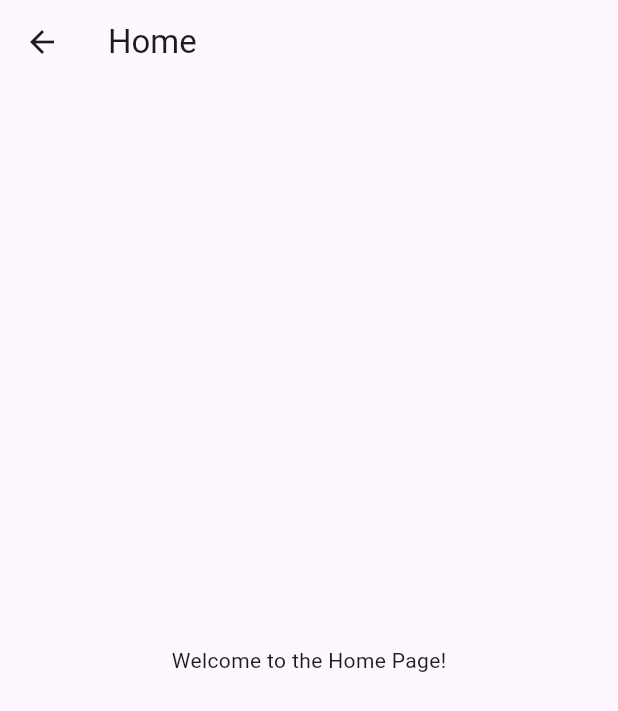
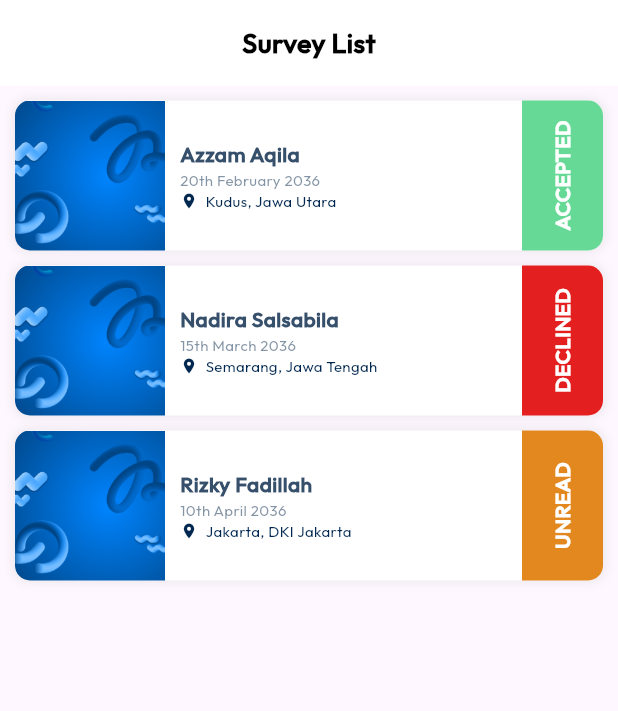
Before and after one commit to ITDEVKSPUK/loan-application-, a Flutter app: the Home screen opened directly, on a phone screen of 412 x 824 dp. Shown: the top 711 px of the screen. Run offline on Flutter 3.47's test engine with Material 3 defaults, Android fonts, the phone set to English and light mode, and no system bars; our stand-ins replace get.

Commit message:
feat [ZE] : survey box

```diff
--- a/lib/main.dart
+++ b/lib/main.dart
@@ -15,7 +15,7 @@ class MyApp extends StatelessWidget {
   Widget build(BuildContext context) {
     return GetMaterialApp(
       debugShowCheckedModeBanner: false,
-      initialRoute: MyAppRoutes.splashScreen,
+      initialRoute: MyAppRoutes.homeScreen,
       getPages: MyAppPage.pages,
     );
   }
--- a/lib/splash_screen.dart
+++ b/lib/splash_screen.dart
@@ -25,7 +25,7 @@ class _SplashScreenState extends State<SplashScreen> {
         fit: StackFit.expand,
         children: [
           Image.asset(
-            'assets/images/bckrnd.png',
+            'assets/images/bg.png',
             fit: BoxFit.cover,
           ),
           Container(
--- a/lib/utils/routes/my_app_page.dart
+++ b/lib/utils/routes/my_app_page.dart
@@ -2,11 +2,13 @@ import 'package:get/get.dart';
 import 'package:loan_apllication/splash_screen.dart';
 import 'package:loan_apllication/utils/routes/my_app_route.dart';
 import 'package:loan_apllication/views/Login/loginScreen.dart';
+import 'package:loan_apllication/views/admin/Home/home.dart';
 
 class MyAppPage {
   static final List<GetPage> pages = [
     //GetPage(name: name, page: page)
     GetPage(name: MyAppRoutes.splashScreen, page: () => SplashScreen()),
     GetPage(name: MyAppRoutes.loginScreen, page: () => LoginScreen()),
+    GetPage(name: MyAppRoutes.homeScreen, page: () => Home()),
   ];
 }
--- a/lib/views/Login/loginScreen.dart
+++ b/lib/views/Login/loginScreen.dart
@@ -15,7 +15,7 @@ class LoginScreen extends StatelessWidget {
     return Container(
       decoration: BoxDecoration(
         image: DecorationImage(
-          image: AssetImage("assets/images/bckrnd.png"),
+          image: AssetImage("assets/images/bg.png"),
           fit: BoxFit.cover,
         ),
       ),
--- a/lib/views/admin/Home/home.dart
+++ b/lib/views/admin/Home/home.dart
@@ -1,4 +1,5 @@
 import 'package:flutter/material.dart';
+import 'package:loan_apllication/widgets/survey_box.dart';
 
 class Home extends StatefulWidget {
   @override
@@ -6,15 +7,83 @@ class Home extends StatefulWidget {
 }
 
 class _HomeState extends State<Home> {
+  final List<Map<String, String>> surveyList = [
+    {
+      'name': 'Azzam Aqila',
+      'date': '20th February 2036',
+      'location': 'Kudus, Jawa Utara',
+      'status': 'ACCEPTED',
+      'image': 'assets/images/bg.png',
+    },
+    {
+      'name': 'Nadira Salsabila',
+      'date': '15th March 2036',
+      'location': 'Semarang, Jawa Tengah',
+      'status': 'DECLINED',
+      'image': 'assets/images/bg.png',
+    },
+    {
+      'name': 'Rizky Fadillah',
+      'date': '10th April 2036',
+      'location': 'Jakarta, DKI Jakarta',
+      'status': 'UNREAD',
+      'image': 'assets/images/bg.png',
+    },
+  ];
+
   @override
   Widget build(BuildContext context) {
     return Scaffold(
-      appBar: AppBar(
-        title: Text('Home'),
-      ),
-      body: Center(
-        child: Text('Welcome to the Home Page!'),
+      body: Column(
+        children: [
+          Container(
+            width: double.infinity,
+            height: 57,
+            decoration: BoxDecoration(color: Colors.white),
+            child: Center(
+              child: Text(
+                'Survey List',
+                style: TextStyle(
+                  color: Colors.black,
+                  fontSize: 18,
+                  fontFamily: 'Outfit',
+                  fontWeight: FontWeight.w700,
+                ),
+              ),
+            ),
+          ),
+          Expanded(
+            child: ListView.builder(
+              padding: EdgeInsets.all(10),
+              itemCount: surveyList.length,
+              itemBuilder: (context, index) {
+                final item = surveyList[index];
+                return SurveyBox(
+                  name: item['name']!,
+                  date: item['date']!,
+                  location: item['location']!,
+                  status: item['status']!,
+                  image: item['image']!,
+                  statusColor: getStatusColor(item['status']!),
+                );
+              },
+            ),
+          ),
+        ],
       ),
     );
   }
+
+  Color getStatusColor(String status) {
+    switch (status) {
+      case 'ACCEPTED':
+        return Color.fromRGBO(102, 217, 150, 1);
+      case 'DECLINED':
+        return Color.fromRGBO(227, 31, 31, 1);
+      case 'UNREAD':
+        return Color.fromRGBO(227, 135, 31, 1);
+      default:
+        return Colors.grey;
+    }
+  }
 }
--- /dev/null
+++ b/lib/widgets/survey_box.dart
@@ -0,0 +1,128 @@
+import 'package:flutter/material.dart';
+
+class SurveyBox extends StatelessWidget {
+  final String name;
+  final String date;
+  final String location;
+  final String status;
+  final String image;
+  final Color statusColor; // Tambahkan parameter statusColor
+
+  const SurveyBox({
+    Key? key,
+    required this.name,
+    required this.date,
+    required this.location,
+    required this.status,
+    required this.image,
+    required this.statusColor, // Wajib diisi
+  }) : super(key: key);
+
+  @override
+  Widget build(BuildContext context) {
+    return Container(
+      margin: EdgeInsets.only(bottom: 10),
+      decoration: BoxDecoration(
+        color: Colors.white,
+        borderRadius: BorderRadius.circular(10),
+        boxShadow: [
+          BoxShadow(
+            color: Colors.grey.withOpacity(0.2),
+            blurRadius: 5,
+            spreadRadius: 1,
+          ),
+        ],
+      ),
+      child: Row(
+        children: [
+          Container(
+            width: 100,
+            height: 100,
+            decoration: BoxDecoration(
+              borderRadius: BorderRadius.only(
+                topLeft: Radius.circular(10),
+                bottomLeft: Radius.circular(10),
+              ),
+            ),
+            child: ClipRRect(
+              borderRadius: BorderRadius.only(
+                topLeft: Radius.circular(10),
+                bottomLeft: Radius.circular(10),
+              ),
+              child: Image.asset(
+                image,
+                fit: BoxFit.cover,
+              ),
+            ),
+          ),
+          SizedBox(width: 10),
+          Expanded(
+            child: Column(
+              crossAxisAlignment: CrossAxisAlignment.start,
+              children: [
+                Text(
+                  name,
+                  style: TextStyle(
+                    color: Color(0xFF364F6B),
+                    fontSize: 14,
+                    fontFamily: 'Outfit',
+                    fontWeight: FontWeight.w700,
+                  ),
+                ),
+                Text(
+                  date,
+                  style: TextStyle(
+                    color: Color(0xFF364F6B).withOpacity(0.6),
+                    fontSize: 10,
+                    fontFamily: 'Outfit',
+                    fontWeight: FontWeight.w400,
+                  ),
+                ),
+                Row(
+                  children: [
+                    Icon(Icons.location_on, color: Color(0xFF00274F), size: 12),
+                    SizedBox(width: 5),
+                    Text(
+                      location,
+                      style: TextStyle(
+                        color: Color(0xFF00274F),
+                        fontSize: 10,
+                        fontFamily: 'Outfit',
+                        fontWeight: FontWeight.w400,
+                      ),
+                    ),
+                  ],
+                ),
+              ],
+            ),
+          ),
+          Container(
+            width: 54,
+            height: 100,
+            decoration: BoxDecoration(
+              color: statusColor, // Gunakan statusColor di sini
+              borderRadius: BorderRadius.only(
+                topRight: Radius.circular(10),
+                bottomRight: Radius.circular(10),
+              ),
+            ),
+            child: Center(
+              child: RotatedBox(
+                quarterTurns: 3,
+                child: Text(
+                  status,
+                  style: TextStyle(
+                    color: Colors.white,
+                    fontSize: 14,
+                    fontFamily: 'Outfit',
+                    fontWeight: FontWeight.w700,
+                  ),
+                ),
+              ),
+            ),
+          ),
+        ],
+      ),
+    );
+  }
+}
```
